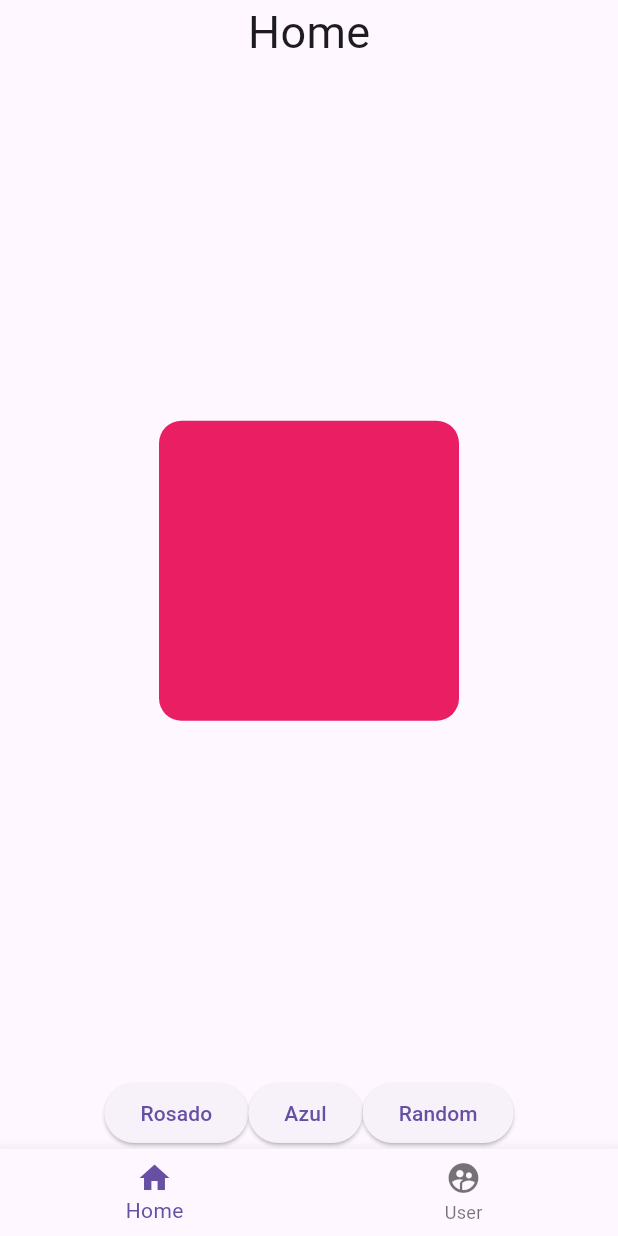
After one commit to Atdiel/flutter_sample, a Flutter app: the NavBar screen opened directly, after a tap on "Rosado", on a phone screen of 412 x 824 dp. The commit adds this screen. Run offline on Flutter 3.47's test engine with Material 3 defaults, Android fonts, the phone set to English and light mode, and no system bars; our stand-ins replace card_swiper; network calls fail.

Commit message:
Noche de Domingo 24 Marzo 2024

```diff
--- a/lib/main.dart
+++ b/lib/main.dart
@@ -9,6 +9,7 @@ class MiApp extends StatelessWidget {
   @override
   Widget build(BuildContext context) {
     return const MaterialApp(
+      debugShowCheckedModeBanner: false,
       title: "Mi App",
       home: Inicio(),
     );
@@ -98,8 +99,8 @@ Widget signInButton(context) {
             const EdgeInsets.symmetric(horizontal: 25, vertical: 8)),
       ),
       onPressed: () {
-        Navigator.push(
-            context, MaterialPageRoute(builder: (context) => const MainPage02()));
+        Navigator.push(context,
+            MaterialPageRoute(builder: (context) => const MainPage02()));
       },
       child: const Text(
         "Enter",
--- /dev/null
+++ b/lib/pages/navigationBar.dart
@@ -0,0 +1,39 @@
+import 'package:flutter/material.dart';
+import 'package:flutter/widgets.dart';
+import 'package:flutter_primera_app/pages/pageHome.dart';
+import 'package:flutter_primera_app/pages/pageUser.dart';
+
+class NavBar extends StatefulWidget {
+  const NavBar({super.key});
+
+  @override
+  State<NavBar> createState() => _NavBarState();
+}
+
+class _NavBarState extends State<NavBar> {
+  int _currentPage = 0;
+
+  List<Widget> _pages = [
+    PageHome(),
+    PageUser(),
+  ];
+
+  @override
+  Widget build(BuildContext context) {
+    return Scaffold(
+      body: _pages[_currentPage],
+      bottomNavigationBar: BottomNavigationBar(
+          onTap: (index) {
+            setState(() {
+              _currentPage = index;
+            });
+          },
+          currentIndex: _currentPage,
+          items: [
+            BottomNavigationBarItem(icon: Icon(Icons.home), label: "Home"),
+            BottomNavigationBarItem(
+                icon: Icon(Icons.supervised_user_circle), label: "User")
+          ]),
+    );
+  }
+}
--- /dev/null
+++ b/lib/pages/pageHome.dart
@@ -0,0 +1,82 @@
+import 'dart:math';
+
+import 'package:flutter/material.dart';
+
+class PageHome extends StatefulWidget {
+  const PageHome({super.key});
+
+  @override
+  State<PageHome> createState() => _PageHomeState();
+}
+
+class _PageHomeState extends State<PageHome> {
+  double _width = 100.0;
+  double _height = 100.0;
+  Color _colorContainer = Colors.blue;
+  BorderRadius _borderContainer = BorderRadius.circular(10);
+
+  void _changeContainerToPink() {
+    setState(() {
+      _width = 200.0;
+      _height = 200.0;
+      _colorContainer = Colors.pink;
+      _borderContainer = BorderRadius.circular(15);
+    });
+  }
+
+  void _changeContainerToBlue() {
+    setState(() {
+      _width = 100.0;
+      _height = 100.0;
+      _colorContainer = Colors.blue;
+      _borderContainer = BorderRadius.circular(10);
+    });
+  }
+
+  void _changeContainerRandomly() {
+    final random = Random();
+
+    setState(() {
+      _width = random.nextInt(250).toDouble();
+      _height = random.nextInt(250).toDouble();
+      _colorContainer = Color.fromRGBO(
+          random.nextInt(255), random.nextInt(255), random.nextInt(255), 1);
+      _borderContainer = BorderRadius.circular(random.nextInt(20).toDouble());
+    });
+  }
+
+  @override
+  Widget build(BuildContext context) {
+    return Column(
+      children: [
+        Text(
+          "Home",
+          style: TextStyle(fontSize: 30.0),
+        ),
+        Expanded(
+          child: Center(
+            child: AnimatedContainer(
+              duration: Duration(milliseconds: 400),
+              curve: Curves.fastEaseInToSlowEaseOut,
+              width: _width,
+              height: _height,
+              decoration: BoxDecoration(
+                  color: _colorContainer, borderRadius: _borderContainer),
+            ),
+          ),
+        ),
+        Row(
+          mainAxisAlignment: MainAxisAlignment.center,
+          children: [
+            ElevatedButton(
+                onPressed: _changeContainerToPink, child: Text("Rosado")),
+            ElevatedButton(
+                onPressed: _changeContainerToBlue, child: Text("Azul")),
+            ElevatedButton(
+                onPressed: _changeContainerRandomly, child: Text("Random"))
+          ],
+        )
+      ],
+    );
+  }
+}
--- a/pubspec.yaml
+++ b/pubspec.yaml
@@ -35,6 +35,8 @@ dependencies:
   # The following adds the Cupertino Icons font to your application.
   # Use with the CupertinoIcons class for iOS style icons.
   cupertino_icons: ^1.0.2
+  http: ^1.2.1
+  card_swiper: ^3.0.1
 
 dev_dependencies:
   flutter_test:
@@ -46,7 +48,6 @@ dev_dependencies:
   # package. See that file for information about deactivating specific lint
   # rules and activating additional ones.
   flutter_lints: ^3.0.1
-  http: ^1.2.1
 
 # For information on the generic Dart part of this file, see the
 # following page: https://dart.dev/tools/pub/pubspec
```
Also changed, not shown: lib/pages/page2.dart (+8 -1 lines), lib/pages/pageUser.dart (added, +34 -0 lines), lib/pages/pagge3.dart (+25 -23 lines), pubspec.lock, 1 other file.
